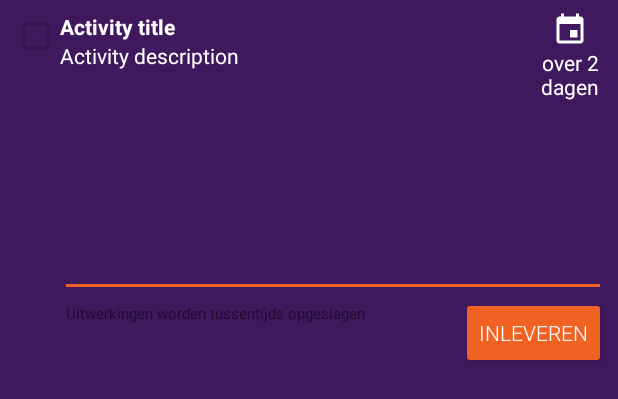
After one commit to redcrayonn/Mobile-Development, an Android app: the layout list_item_activity.xml on its own in the app's theme, with its tools: preview values and no code run, on a phone screen of 412 x 824 dp. The commit adds this screen. Shown: the top 399 px of the screen. Run offline under Robolectric (Android 15) with nearby library versions, the phone set to English and light mode, and no system bars.

Commit message:
added expandable list view for block components and the corresponding layouts added parcelable implementation for entitymodel and up to block/activity/component. Other models still need a custom implementation of the CREATOR and constructor/parser added textappearance.tiny as a style. Basically the same as .small, except smaller! :D added some regions to to files for easier reading on any Intellij based IDE removed some redundant getters/setters for PersonalActivity.class

```diff
--- a/Android/app/src/main/AndroidManifest.xml
+++ b/Android/app/src/main/AndroidManifest.xml
@@ -23,9 +23,11 @@
             android:name=".app.view.activity.LoginActivity"
             android:windowSoftInputMode="stateVisible|adjustPan" />
         <activity android:name=".app.view.activity.client.ClientHomeActivity" />
-        <activity android:name=".app.view.activity.shared.MessagesActivity"
+        <activity
+            android:name=".app.view.activity.shared.MessagesActivity"
             android:parentActivityName=".app.view.activity.client.ClientHomeActivity"
-            android:theme="@style/AppTheme.Alt"/>
+            android:theme="@style/AppTheme.Alt" />
+        <activity android:name=".app.view.activity.client.ClientBlockDetailsActivity"></activity>
     </application>
 
 </manifest>
--- /dev/null
+++ b/Android/app/src/main/java/nl/inholland/imready/app/view/ParcelableConstants.java
@@ -0,0 +1,5 @@
+package nl.inholland.imready.app.view;
+
+public class ParcelableConstants {
+    public static final String BLOCK = "block";
+}
--- /dev/null
+++ b/Android/app/src/main/res/layout/list_item_activity.xml
@@ -0,0 +1,100 @@
+<?xml version="1.0" encoding="utf-8"?>
+<RelativeLayout
+    xmlns:android="http://schemas.android.com/apk/res/android"
+    android:orientation="vertical"
+    android:layout_width="match_parent"
+    android:layout_height="match_parent"
+    android:padding="@dimen/padding_sm"
+    xmlns:tools="http://schemas.android.com/tools">
+
+    <CheckBox
+        android:id="@+id/activity_checkbox"
+        android:layout_width="wrap_content"
+        android:layout_height="wrap_content"
+        android:layout_alignParentStart="true"
+        android:enabled="false"/>
+
+    <RelativeLayout
+        android:layout_width="wrap_content"
+        android:layout_height="wrap_content"
+        android:layout_toEndOf="@id/activity_checkbox"
+        android:layout_alignParentEnd="true">
+        <RelativeLayout
+            android:id="@+id/activity_info_container"
+            android:layout_width="wrap_content"
+            android:layout_height="wrap_content">
+
+            <LinearLayout
+                android:id="@+id/activity_info"
+                android:orientation="vertical"
+                android:layout_width="wrap_content"
+                android:layout_height="wrap_content"
+                android:layout_alignParentStart="true"
+                android:layout_toStartOf="@id/activity_deadline_container">
+                <TextView
+                    android:id="@+id/activity_title"
+                    android:layout_width="wrap_content"
+                    android:layout_height="wrap_content"
+                    android:textStyle="bold"
+                    tools:text="Activity title"/>
+                <TextView
+                    android:id="@+id/activity_description"
+                    android:layout_width="wrap_content"
+                    android:layout_height="wrap_content"
+                    tools:text="Activity description" />
+            </LinearLayout>
+
+            <LinearLayout
+                android:orientation="vertical"
+                android:id="@+id/activity_deadline_container"
+                android:layout_width="wrap_content"
+                android:layout_height="wrap_content"
+                android:layout_alignParentEnd="true">
+                <ImageView
+                    android:layout_width="wrap_content"
+                    android:layout_height="wrap_content"
+                    android:layout_gravity="center_horizontal"
+                    android:src="@drawable/ic_event"/>
+                <TextView
+                    android:id="@+id/activity_deadline"
+                    android:layout_width="wrap_content"
+                    android:layout_height="wrap_content"
+                    android:gravity="center_horizontal"
+                    android:maxWidth="48dp"
+                    tools:text="over 2 dagen"/>
+            </LinearLayout>
+        </RelativeLayout>
+
+        <EditText
+            android:id="@+id/activity_input"
+            android:layout_width="match_parent"
+            android:layout_height="wrap_content"
+            android:inputType="textMultiLine"
+            android:lines="5"
+            android:layout_below="@id/activity_info_container"/>
+
+        <RelativeLayout
+            android:orientation="horizontal"
+            android:layout_width="wrap_content"
+            android:layout_height="wrap_content"
+            android:layout_below="@id/activity_input">
+            <TextView
+                android:layout_width="wrap_content"
+                android:layout_height="wrap_content"
+                android:layout_alignParentStart="true"
+                android:layout_toStartOf="@id/handin_button"
+                android:padding="@dimen/padding_xs"
+                android:text="@string/activity_saved_info"
+                style="@style/TextAppearance.AppCompat.Tiny"/>
+            <Button
+                android:id="@+id/handin_button"
+                android:layout_width="wrap_content"
+                android:layout_height="wrap_content"
+                android:layout_alignParentEnd="true"
+                android:theme="@style/App.Button.Accent"
+                android:text="@string/hand_in"/>
+        </RelativeLayout>
+    </RelativeLayout>
+
+
+</RelativeLayout>
--- a/Android/app/src/main/res/values/strings.xml
+++ b/Android/app/src/main/res/values/strings.xml
@@ -12,4 +12,6 @@
     <string name="family">Familie</string>
     <string name="input_message_hint">Voer hier een bericht in</string>
     <string name="send">Verstuur</string>
+    <string name="activity_saved_info">Uitwerkingen worden tussentijds opgeslagen</string>
+    <string name="hand_in">Inleveren</string>
 </resources>
--- a/Android/app/src/main/res/values/styles.xml
+++ b/Android/app/src/main/res/values/styles.xml
@@ -69,6 +69,10 @@
         <item name="android:padding">@dimen/padding_sm</item>
         <item name="android:background">@drawable/bg_border_curved_large_neutral</item>
     </style>
+ pare
+    <style name="TextAppearance.AppCompat.Tiny" parent="Base.TextAppearance.AppCompat.Small">
+        <item name="android:textSize">10sp</item>
+    </style>
 
 
 </resources>
```
Also changed, not shown: Android/app/src/main/java/nl/inholland/imready/app/view/activity/client/ClientBlockDetailsActivity.java (added, +28 -0 lines), Android/app/src/main/java/nl/inholland/imready/app/view/activity/client/ClientHomeActivity.java (+6 -1 lines), Android/app/src/main/java/nl/inholland/imready/app/view/adapter/ComponentExpandableListAdapter.java (added, +99 -0 lines), Android/app/src/main/java/nl/inholland/imready/app/view/holder/ComponentViewHolder.java (added, +51 -0 lines), Android/app/src/main/java/nl/inholland/imready/model/EntityModel.java (+30 -1 lines), Android/app/src/main/java/nl/inholland/imready/model/NamedEntityModel.java (+25 -0 lines), Android/app/src/main/java/nl/inholland/imready/model/blocks/Activity.java (+41 -0 lines), Android/app/src/main/java/nl/inholland/imready/model/blocks/Block.java (+31 -0 lines), Android/app/src/main/java/nl/inholland/imready/model/blocks/Component.java (+29 -0 lines), Android/app/src/main/java/nl/inholland/imready/model/blocks/activity/PersonalActivity.java (+0 -18 lines), Android/app/src/main/res/layout/activity_client_block_details.xml (added, +24 -0 lines), Android/app/src/main/res/layout/list_item_component.xml (added, +25 -0 lines).
